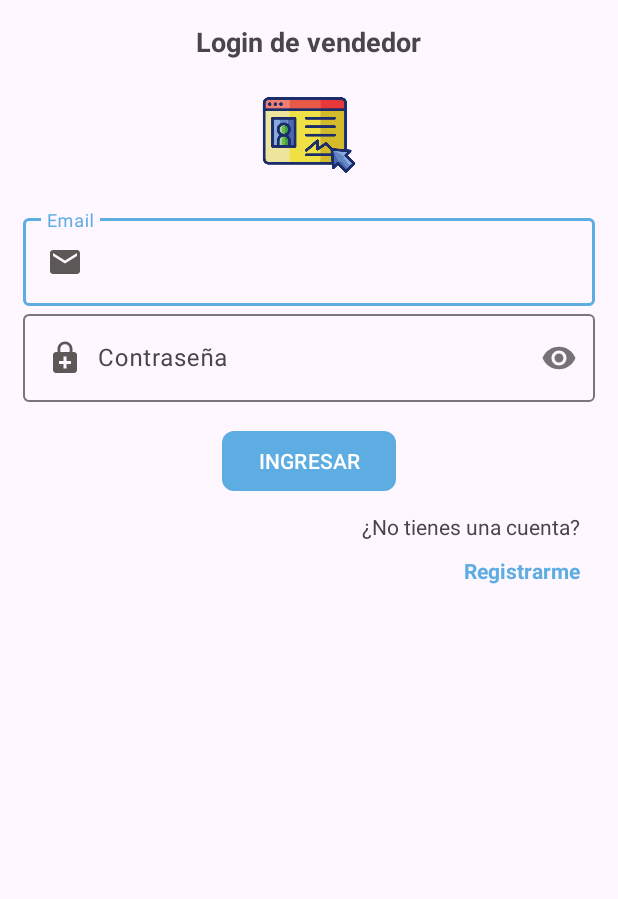
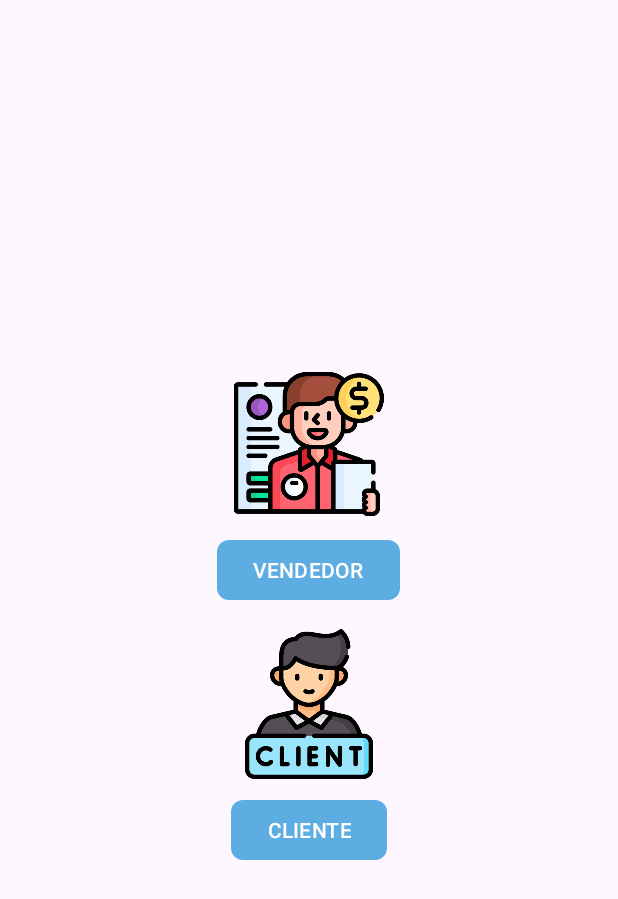
Before and after one commit to ChristopherRPS/ComprameEsta, an Android app: the screen it shows after launch (LoginVendedorActivity before the commit, SeleccionarTipoActivity after it), on a phone screen of 412 x 824 dp. Shown: the top 899 px of the screen. Run offline under Robolectric (Android 15) with nearby library versions, the light colour scheme and no system bars; our stand-ins replace Firebase (no records; nobody signed in at launch, a user with empty details on screens opened directly).

Commit message:
AddLoginRegistroCliente

```diff
--- a/app/src/main/AndroidManifest.xml
+++ b/app/src/main/AndroidManifest.xml
@@ -14,6 +14,9 @@
         android:supportsRtl="true"
         android:theme="@style/Theme.EvaluacionFinal"
         tools:targetApi="31">
+        <activity
+            android:name=".SeleccionarTipoActivity"
+            android:exported="false" />
         <activity
             android:name=".Cliente.LoginClienteActivity"
             android:exported="false" />
--- /dev/null
+++ b/app/src/main/java/com/sleepy/tiendavirtualapp/SeleccionarTipoActivity.kt
@@ -0,0 +1,27 @@
+package com.sleepy.tiendavirtualapp
+
+import android.content.Intent
+import android.os.Bundle
+import androidx.appcompat.app.AppCompatActivity
+import com.sleepy.tiendavirtualapp.Cliente.LoginClienteActivity
+import com.sleepy.tiendavirtualapp.Vendedor.LoginVendedorActivity
+import com.sleepy.tiendavirtualapp.databinding.ActivitySeleccionarTipoBinding
+
+class SeleccionarTipoActivity : AppCompatActivity() {
+
+    private lateinit var binding : ActivitySeleccionarTipoBinding
+
+    override fun onCreate(savedInstanceState: Bundle?) {
+        super.onCreate(savedInstanceState)
+        binding = ActivitySeleccionarTipoBinding.inflate(layoutInflater)
+        setContentView(binding.root)
+
+        binding.tipoVendedor.setOnClickListener {
+            startActivity(Intent(this@SeleccionarTipoActivity, LoginVendedorActivity::class.java))
+        }
+
+        binding.tipoCliente.setOnClickListener {
+            startActivity(Intent(this@SeleccionarTipoActivity,LoginClienteActivity::class.java))
+        }
+    }
+}
--- a/app/src/main/java/com/sleepy/tiendavirtualapp/SplashScreenActivity.kt
+++ b/app/src/main/java/com/sleepy/tiendavirtualapp/SplashScreenActivity.kt
@@ -44,7 +44,7 @@ class SplashScreenActivity : AppCompatActivity() {
     private fun comprobarTipoUsuario(){
         val firebaseUser = firebaseAuth.currentUser
         if (firebaseUser == null){
-            startActivity(Intent(this, MainActivityVendedor::class.java))
+            startActivity(Intent(this, SeleccionarTipoActivity::class.java))
         }else{
             val reference = FirebaseDatabase.getInstance().getReference("Usuarios")
             reference.child(firebaseUser.uid)
--- a/app/src/main/java/com/sleepy/tiendavirtualapp/Vendedor/MainActivityVendedor.kt
+++ b/app/src/main/java/com/sleepy/tiendavirtualapp/Vendedor/MainActivityVendedor.kt
@@ -12,6 +12,7 @@ import androidx.fragment.app.Fragment
 import com.google.android.material.navigation.NavigationView
 import com.google.firebase.auth.FirebaseAuth
 import com.sleepy.tiendavirtualapp.R
+import com.sleepy.tiendavirtualapp.SeleccionarTipoActivity
 import com.sleepy.tiendavirtualapp.Vendedor.Bottom_Nav_Fragments_Vendedor.FragmentMisProductosV
 import com.sleepy.tiendavirtualapp.Vendedor.Bottom_Nav_Fragments_Vendedor.FragmentOrdenesV
 import com.sleepy.tiendavirtualapp.Vendedor.Nav_Fragments_Vendedor.FragmentInicioV
@@ -55,7 +56,7 @@ class MainActivityVendedor : AppCompatActivity() , NavigationView.OnNavigationIt
 
     private fun cerrarSesion(){
         firebaseAuth!!.signOut()
-        startActivity(Intent(applicationContext, LoginVendedorActivity::class.java))
+        startActivity(Intent(applicationContext, SeleccionarTipoActivity::class.java))
         finish()
         Toast.makeText(applicationContext, "Has cerrado sesión", Toast.LENGTH_SHORT).show()
     }
@@ -63,7 +64,7 @@ class MainActivityVendedor : AppCompatActivity() , NavigationView.OnNavigationIt
     private fun comprobarSesion() {
         /*Si el usuario no ha iniciado sesion lo envia a registrarse*/
         if(firebaseAuth!!.currentUser==null){
-            startActivity(Intent(applicationContext, LoginVendedorActivity::class.java))
+            startActivity(Intent(applicationContext, SeleccionarTipoActivity::class.java))
             Toast.makeText(applicationContext, "Vendedor no registrado o no logeado", Toast.LENGTH_SHORT).show()
         }else{
             Toast.makeText(applicationContext, "Vendedor en linea", Toast.LENGTH_SHORT).show()
--- /dev/null
+++ b/app/src/main/res/layout/activity_seleccionar_tipo.xml
@@ -0,0 +1,50 @@
+<?xml version="1.0" encoding="utf-8"?>
+<RelativeLayout
+    xmlns:android="http://schemas.android.com/apk/res/android"
+    xmlns:app="http://schemas.android.com/apk/res-auto"
+    xmlns:tools="http://schemas.android.com/tools"
+    android:id="@+id/main"
+    android:layout_width="match_parent"
+    android:layout_height="match_parent"
+    tools:context=".SeleccionarTipoActivity">
+
+
+    <androidx.appcompat.widget.LinearLayoutCompat
+        android:layout_width="match_parent"
+        android:layout_height="match_parent"
+        android:orientation="vertical"
+        android:gravity="center">
+
+        <androidx.appcompat.widget.AppCompatImageView
+            android:layout_width="100dp"
+            android:layout_height="100dp"
+            android:src="@drawable/vendedor"/>
+
+        <com.google.android.material.button.MaterialButton
+            android:id="@+id/tipoVendedor"
+            android:text="@string/tipoVendedor"
+            app:cornerRadius="8dp"
+            android:textAllCaps="true"
+            android:layout_marginTop="10dp"
+            android:layout_width="wrap_content"
+            android:layout_height="wrap_content"/>
+
+        <androidx.appcompat.widget.AppCompatImageView
+            android:layout_width="100dp"
+            android:layout_height="100dp"
+            android:layout_marginTop="15dp"
+            android:src="@drawable/cliente"/>
+
+        <com.google.android.material.button.MaterialButton
+            android:id="@+id/tipoCliente"
+            android:text="@string/tipoCliente"
+            app:cornerRadius="8dp"
+            android:textAllCaps="true"
+            android:layout_marginTop="10dp"
+            android:layout_width="wrap_content"
+            android:layout_height="wrap_content"/>
+
+
+    </androidx.appcompat.widget.LinearLayoutCompat>
+
+</RelativeLayout>
--- a/app/src/main/res/values/strings.xml
+++ b/app/src/main/res/values/strings.xml
@@ -3,6 +3,9 @@
 
     <string name="open_drawer">Open Drawer</string>
     <string name="close_drawer">Close Drawer</string>
+
+    <string name="tipoVendedor">Vendedor</string>
+    <string name="tipoCliente">Cliente</string>
 
     <!--Navigation drawer vendedor-->
     <string name="op_inicio_v">Inicio</string>
@@ -47,7 +50,7 @@
     <!--Login Cliente-->
     <string name="txtLoginC">Login del cliente</string>
     <string name="btnLoginC">Ingresar</string>
-    <string name="tvRegistrarC">Registrar</string>
+    <string name="tvRegistrarC">Registrarme</string>
 
     <!-- TODO: Remove or change this placeholder text -->
     <string name="hello_blank_fragment">Hello blank fragment</string>
```
Also changed, not shown: app/src/main/java/com/sleepy/tiendavirtualapp/Cliente/LoginClienteActivity.kt (+11 -2 lines), app/src/main/java/com/sleepy/tiendavirtualapp/Cliente/RegistroClienteActivity.kt (+103 -2 lines), app/src/main/java/com/sleepy/tiendavirtualapp/Vendedor/LoginVendedorActivity.kt (+8 -8 lines), app/src/main/res/drawable/cliente.png (added), app/src/main/res/drawable/vendedor.png (added).
